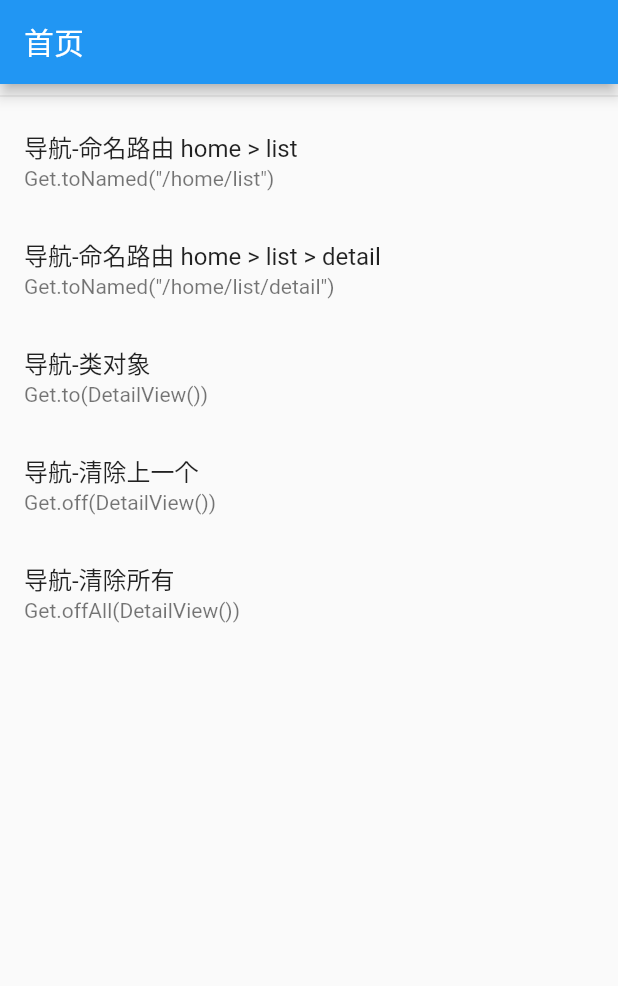
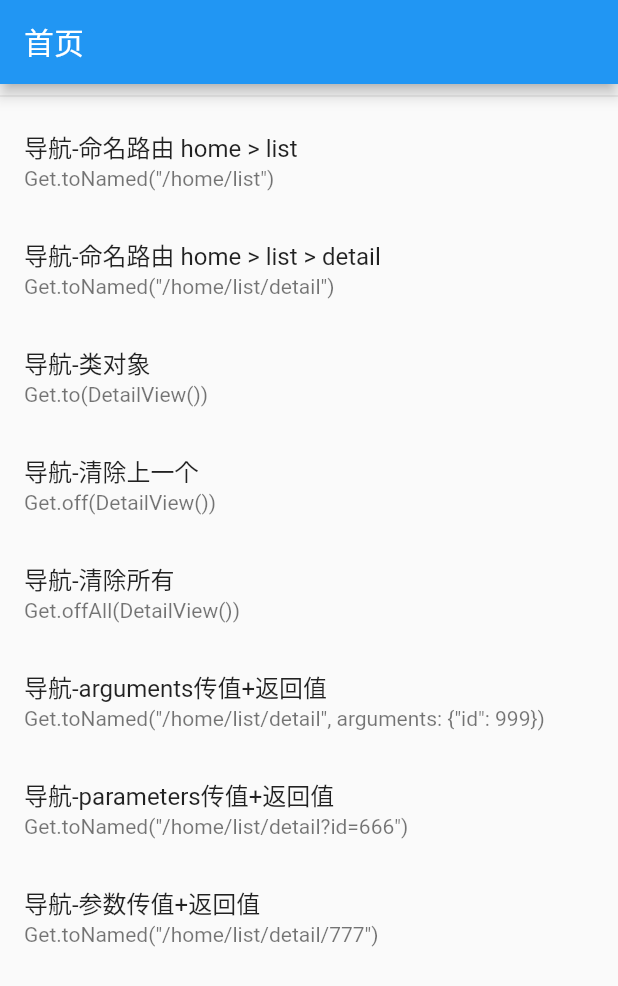
Before and after one commit to sunjinshuai/Flutter_GetX, a Flutter app: the screen it shows after launch, on a phone screen of 412 x 824 dp. Shown: the top 986 px of the screen. Run offline on Flutter 3.47's test engine with Material 2 defaults, Android fonts, the phone set to English and light mode, and no system bars; our stand-ins replace get.

Commit message:
fix：路由传参

```diff
--- a/lib/pages/home/index.dart
+++ b/lib/pages/home/index.dart
@@ -4,6 +4,12 @@ import 'package:get/get.dart';
 
 class HomeView extends StatelessWidget {
   const HomeView({Key? key}) : super(key: key);
+
+  _showSnackbar(Map? result) {
+    if (result != null) {
+      Get.snackbar("返回值", "success -> " + result["success"].toString());
+    }
+  }
 
   @override
   Widget build(BuildContext context) {
@@ -40,6 +46,32 @@ class HomeView extends StatelessWidget {
             subtitle: Text("Get.offAll(DetailView())"),
             onTap: () => Get.offAll(DetailView()),
           ),
+          ListTile(
+            title: Text("导航-arguments传值+返回值"),
+            subtitle: Text(
+                'Get.toNamed("/home/list/detail", arguments: {"id": 999})'),
+            onTap: () async {
+              var result = await Get.toNamed("/home/list/detail",
+                  arguments: {"id": 999});
+              _showSnackbar(result);
+            },
+          ),
+          ListTile(
+            title: Text("导航-parameters传值+返回值"),
+            subtitle: Text('Get.toNamed("/home/list/detail?id=666")'),
+            onTap: () async {
+              var result = await Get.toNamed("/home/list/detail?id=666");
+              _showSnackbar(result);
+            },
+          ),
+          ListTile(
+            title: Text("导航-参数传值+返回值"),
+            subtitle: Text('Get.toNamed("/home/list/detail/777")'),
+            onTap: () async {
+              var result = await Get.toNamed("/home/list/detail/777");
+              _showSnackbar(result);
+            },
+          ),
         ],
       ),
     );
--- a/lib/pages/list_detail/index.dart
+++ b/lib/pages/list_detail/index.dart
@@ -4,8 +4,21 @@ import 'package:get/get.dart';
 class DetailView extends StatelessWidget {
   const DetailView({Key? key}) : super(key: key);
 
+  _buildBackListTileRow(Map? val) {
+    return val == null || val["id"] == null
+        ? Container()
+        : ListTile(
+            title: Text("传值 id = " + val["id"].toString()),
+            subtitle: Text('Get.back(result: {"success": true}'),
+            onTap: () => Get.back(result: {"success": true}),
+          );
+  }
+
   @override
   Widget build(BuildContext context) {
+    Map? details = Get.arguments;
+    Map? parameters = Get.parameters;
+
     return Scaffold(
       appBar: AppBar(
         title: Text("详情页"),
@@ -17,6 +30,8 @@ class DetailView extends StatelessWidget {
             subtitle: Text('Get.back()'),
             onTap: () => Get.back(),
           ),
+          _buildBackListTileRow(details),
+          _buildBackListTileRow(parameters),
         ],
       ),
     );
```
